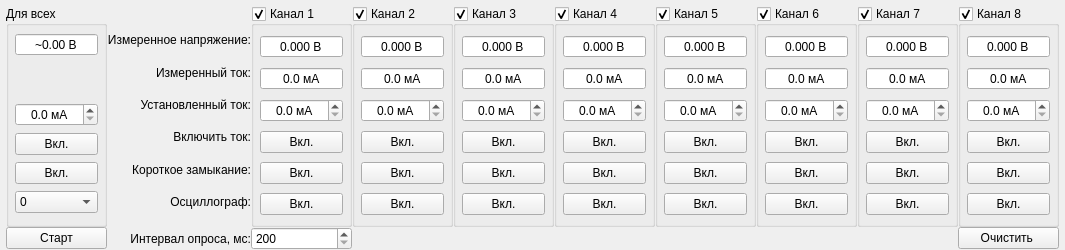
Qt form ElektrosilaV2/measurements.ui (XRay3D/MAN2_GUI) before a commit.
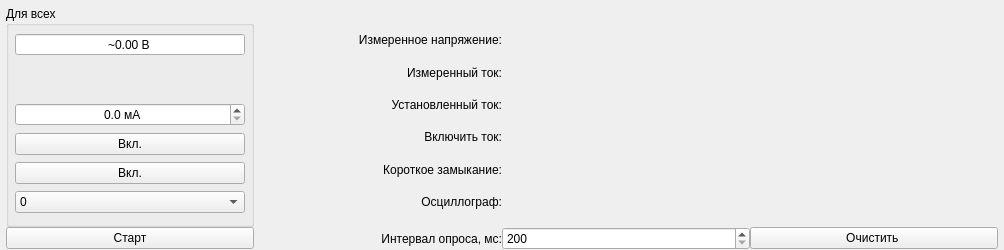
The same form after that commit.

```diff
--- a/ElektrosilaV2/measurements.ui
+++ b/ElektrosilaV2/measurements.ui
@@ -43,6 +43,119 @@
      <property name="bottomMargin">
       <number>0</number>
      </property>
+     <item row="1" column="0">
+      <widget class="QPushButton" name="pbStart">
+       <property name="text">
+        <string>Старт</string>
+       </property>
+       <property name="checkable">
+        <bool>true</bool>
+       </property>
+      </widget>
+     </item>
+     <item row="1" column="2">
+      <widget class="QSpinBox" name="sbTimeout">
+       <property name="minimum">
+        <number>200</number>
+       </property>
+       <property name="maximum">
+        <number>10000</number>
+       </property>
+       <property name="singleStep">
+        <number>10</number>
+       </property>
+      </widget>
+     </item>
+     <item row="1" column="3">
+      <widget class="QPushButton" name="pbClear">
+       <property name="text">
+        <string>Очистить </string>
+       </property>
+      </widget>
+     </item>
+     <item row="0" column="1">
+      <layout class="QVBoxLayout" name="verticalLayout_10">
+       <property name="leftMargin">
+        <number>0</number>
+       </property>
+       <property name="topMargin">
+        <number>18</number>
+       </property>
+       <property name="bottomMargin">
+        <number>9</number>
+       </property>
+       <item>
+        <widget class="QLabel" name="label_2">
+         <property name="text">
+          <string>Измеренное напряжение:</string>
+         </property>
+         <property name="alignment">
+          <set>Qt::AlignRight|Qt::AlignTrailing|Qt::AlignVCenter</set>
+         </property>
+        </widget>
+       </item>
+       <item>
+        <widget class="QLabel" name="label_4">
+         <property name="text">
+          <string>Измеренный ток:</string>
+         </property>
+         <property name="alignment">
+          <set>Qt::AlignRight|Qt::AlignTrailing|Qt::AlignVCenter</set>
+         </property>
+        </widget>
+       </item>
+       <item>
+        <widget class="QLabel" name="label_3">
+         <property name="text">
+          <string>Установленный ток:</string>
+         </property>
+         <property name="alignment">
+          <set>Qt::AlignRight|Qt::AlignTrailing|Qt::AlignVCenter</set>
+         </property>
+        </widget>
+       </item>
+       <item>
+        <widget class="QLabel" name="label_5">
+         <property name="text">
+          <string>Включить ток:</string>
+         </property>
+         <property name="alignment">
+          <set>Qt::AlignRight|Qt::AlignTrailing|Qt::AlignVCenter</set>
+         </property>
+        </widget>
+       </item>
+       <item>
+        <widget class="QLabel" name="label_6">
+         <property name="text">
+          <string>Короткое замыкание:</string>
+         </property>
+         <property name="alignment">
+          <set>Qt::AlignRight|Qt::AlignTrailing|Qt::AlignVCenter</set>
+         </property>
+        </widget>
+       </item>
+       <item>
+        <widget class="QLabel" name="label_7">
+         <property name="text">
+          <string>Осциллограф:</string>
+         </property>
+         <property name="alignment">
+          <set>Qt::AlignRight|Qt::AlignTrailing|Qt::AlignVCenter</set>
+         </property>
+        </widget>
+       </item>
+      </layout>
+     </item>
+     <item row="1" column="1">
+      <widget class="QLabel" name="label">
+       <property name="text">
+        <string>Интервал опроса, мс:</string>
+       </property>
+       <property name="alignment">
+        <set>Qt::AlignRight|Qt::AlignTrailing|Qt::AlignVCenter</set>
+       </property>
+      </widget>
+     </item>
      <item row="0" column="0">
       <widget class="QGroupBox" name="gbChannelAll">
        <property name="title">
@@ -199,1109 +312,6 @@
        </layout>
       </widget>
      </item>
-     <item row="0" column="1">
-      <layout class="QVBoxLayout" name="verticalLayout_10">
-       <property name="leftMargin">
-        <number>0</number>
-       </property>
-       <property name="topMargin">
-        <number>18</number>
-       </property>
-       <property name="bottomMargin">
-        <number>9</number>
-       </property>
-       <item>
-        <widget class="QLabel" name="label_2">
-         <property name="text">
-          <string>Измеренное напряжение:</string>
-         </property>
-         <property name="alignment">
-          <set>Qt::AlignRight|Qt::AlignTrailing|Qt::AlignVCenter</set>
-         </property>
-        </widget>
-       </item>
-       <item>
-        <widget class="QLabel" name="label_4">
-         <property name="text">
-          <string>Измеренный ток:</string>
-         </property>
-         <property name="alignment">
-          <set>Qt::AlignRight|Qt::AlignTrailing|Qt::AlignVCenter</set>
-         </property>
-        </widget>
-       </item>
-       <item>
-        <widget class="QLabel" name="label_3">
-         <property name="text">
-          <string>Установленный ток:</string>
-         </property>
-         <property name="alignment">
-          <set>Qt::AlignRight|Qt::AlignTrailing|Qt::AlignVCenter</set>
-         </property>
-        </widget>
-       </item>
-       <item>
-        <widget class="QLabel" name="label_5">
-         <property name="text">
-          <string>Включить ток:</string>
-         </property>
-         <property name="alignment">
-          <set>Qt::AlignRight|Qt::AlignTrailing|Qt::AlignVCenter</set>
-         </property>
-        </widget>
-       </item>
-       <item>
-        <widget class="QLabel" name="label_6">
-         <property name="text">
-          <string>Короткое замыкание:</string>
-         </property>
-         <property name="alignment">
-          <set>Qt::AlignRight|Qt::AlignTrailing|Qt::AlignVCenter</set>
-         </property>
-        </widget>
-       </item>
-       <item>
-        <widget class="QLabel" name="label_7">
-         <property name="text">
-          <string>Осциллограф:</string>
-         </property>
-         <property name="alignment">
-          <set>Qt::AlignRight|Qt::AlignTrailing|Qt::AlignVCenter</set>
-         </property>
-        </widget>
-       </item>
-      </layout>
-     </item>
-     <item row="0" column="2">
-      <widget class="QGroupBox" name="gbChannel_1">
-       <property name="title">
-        <string>Канал 1</string>
-       </property>
-       <property name="checkable">
-        <bool>true</bool>
-       </property>
-       <layout class="QVBoxLayout" name="verticalLayout_2">
-        <property name="leftMargin">
-         <number>6</number>
-        </property>
-        <property name="topMargin">
-         <number>6</number>
-        </property>
-        <property name="rightMargin">
-         <number>6</number>
-        </property>
-        <property name="bottomMargin">
-         <number>6</number>
-        </property>
-        <item>
-         <widget class="QDoubleSpinBox" name="dsbVoltage_1">
-          <property name="alignment">
-           <set>Qt::AlignCenter</set>
-          </property>
-          <property name="readOnly">
-           <bool>true</bool>
-          </property>
-          <property name="buttonSymbols">
-           <enum>QAbstractSpinBox::NoButtons</enum>
-          </property>
-          <property name="suffix">
-           <string> В</string>
-          </property>
-          <property name="decimals">
-           <number>3</number>
-          </property>
-          <property name="minimum">
-           <double>-99.000000000000000</double>
-          </property>
-          <property name="maximum">
-           <double>99.000000000000000</double>
-          </property>
-         </widget>
-        </item>
-        <item>
-         <widget class="QDoubleSpinBox" name="dsbCurrent_1">
-          <property name="alignment">
-           <set>Qt::AlignCenter</set>
-          </property>
-          <property name="readOnly">
-           <bool>true</bool>
-          </property>
-          <property name="buttonSymbols">
-           <enum>QAbstractSpinBox::NoButtons</enum>
-          </property>
-          <property name="suffix">
-           <string> мA</string>
-          </property>
-          <property name="decimals">
-           <number>1</number>
-          </property>
-          <property name="maximum">
-           <double>4000.000000000000000</double>
-          </property>
-          <property name="singleStep">
-           <double>1.000000000000000</double>
-          </property>
-         </widget>
-        </item>
-        <item>
-         <widget class="QDoubleSpinBox" name="dsbSetCurrent_1">
-          <property name="alignment">
-           <set>Qt::AlignCenter</set>
-          </property>
-          <property name="suffix">
-           <string> мA</string>
-          </property>
-          <property name="decimals">
-           <number>1</number>
-          </property>
-          <property name="maximum">
-           <double>4000.000000000000000</double>
-          </property>
-          <property name="singleStep">
-           <double>1.000000000000000</double>
-          </property>
-         </widget>
-        </item>
-        <item>
-         <widget class="QPushButton" name="pbCurrent_1">
-          <property name="text">
-           <string>Вкл.</string>
-          </property>
-          <property name="checkable">
-           <bool>true</bool>
-          </property>
-         </widget>
-        </item>
-        <item>
-         <widget class="QPushButton" name="pbShort_1">
-          <property name="text">
-           <string>Вкл.</string>
-          </property>
-          <property name="checkable">
-           <bool>true</bool>
-          </property>
-         </widget>
-        </item>
-        <item>
-         <widget class="QPushButton" name="pbOsc_1">
-          <property name="text">
-           <string>Вкл.</string>
-          </property>
-          <property name="checkable">
-           <bool>true</bool>
-          </property>
-         </widget>
-        </item>
-       </layout>
-      </widget>
-     </item>
-     <item row="0" column="3">
-      <widget class="QGroupBox" name="gbChannel_2">
-       <property name="title">
-        <string>Канал 2</string>
-       </property>
-       <property name="checkable">
-        <bool>true</bool>
-       </property>
-       <layout class="QVBoxLayout" name="verticalLayout_3">
-        <property name="leftMargin">
-         <number>6</number>
-        </property>
-        <property name="topMargin">
-         <number>6</number>
-        </property>
-        <property name="rightMargin">
-         <number>6</number>
-        </property>
-        <property name="bottomMargin">
-         <number>6</number>
-        </property>
-        <item>
-         <widget class="QDoubleSpinBox" name="dsbVoltage_2">
-          <property name="alignment">
-           <set>Qt::AlignCenter</set>
-          </property>
-          <property name="readOnly">
-           <bool>true</bool>
-          </property>
-          <property name="buttonSymbols">
-           <enum>QAbstractSpinBox::NoButtons</enum>
-          </property>
-          <property name="suffix">
-           <string> В</string>
-          </property>
-          <property name="decimals">
-           <number>3</number>
-          </property>
-          <property name="minimum">
-           <double>-99.000000000000000</double>
-          </property>
-          <property name="maximum">
-           <double>99.000000000000000</double>
-          </property>
-         </widget>
-        </item>
-        <item>
-         <widget class="QDoubleSpinBox" name="dsbCurrent_2">
-          <property name="alignment">
-           <set>Qt::AlignCenter</set>
-          </property>
-          <property name="readOnly">
-           <bool>true</bool>
-          </property>
-          <property name="buttonSymbols">
-           <enum>QAbstractSpinBox::NoButtons</enum>
-          </property>
-          <property name="suffix">
-           <string> мA</string>
-          </property>
-          <property name="decimals">
-           <number>1</number>
-          </property>
-          <property name="maximum">
-           <double>4000.000000000000000</double>
-          </property>
-          <property name="singleStep">
-           <double>1.000000000000000</double>
-          </property>
-         </widget>
-        </item>
-        <item>
-         <widget class="QDoubleSpinBox" name="dsbSetCurrent_2">
-          <property name="alignment">
-           <set>Qt::AlignCenter</set>
-          </property>
-          <property name="suffix">
-           <string> мA</string>
-          </property>
-          <property name="decimals">
-           <number>1</number>
-          </property>
-          <property name="maximum">
-           <double>4000.000000000000000</double>
-          </property>
-          <property name="singleStep">
-           <double>1.000000000000000</double>
-          </property>
-         </widget>
-        </item>
-        <item>
-         <widget class="QPushButton" name="pbCurrent_2">
-          <property name="text">
-           <string>Вкл.</string>
-          </property>
-          <property name="checkable">
-           <bool>true</bool>
-          </property>
-         </widget>
-        </item>
-        <item>
-         <widget class="QPushButton" name="pbShort_2">
-          <property name="text">
-           <string>Вкл.</string>
-          </property>
-          <property name="checkable">
-           <bool>true</bool>
-          </property>
-         </widget>
-        </item>
-        <item>
-         <widget class="QPushButton" name="pbOsc_2">
-          <property name="text">
-           <string>Вкл.</string>
-          </property>
-          <property name="checkable">
-           <bool>true</bool>
-          </property>
-         </widget>
-        </item>
-       </layout>
-       <zorder>dsbCurrent_2</zorder>
-       <zorder>pbShort_2</zorder>
-       <zorder>pbCurrent_2</zorder>
-       <zorder>pbOsc_2</zorder>
-       <zorder>dsbVoltage_2</zorder>
-       <zorder>dsbSetCurrent_2</zorder>
-      </widget>
-     </item>
-     <item row="0" column="4">
-      <widget class="QGroupBox" name="gbChannel_3">
-       <property name="title">
-        <string>Канал 3</string>
-       </property>
-       <property name="checkable">
-        <bool>true</bool>
-       </property>
-       <layout class="QVBoxLayout" name="verticalLayout_4">
-        <property name="leftMargin">
-         <number>6</number>
-        </property>
-        <property name="topMargin">
-         <number>6</number>
-        </property>
-        <property name="rightMargin">
-         <number>6</number>
-        </property>
-        <property name="bottomMargin">
-         <number>6</number>
-        </property>
-        <item>
-         <widget class="QDoubleSpinBox" name="dsbVoltage_3">
-          <property name="alignment">
-           <set>Qt::AlignCenter</set>
-          </property>
-          <property name="readOnly">
-           <bool>true</bool>
-          </property>
-          <property name="buttonSymbols">
-           <enum>QAbstractSpinBox::NoButtons</enum>
-          </property>
-          <property name="suffix">
-           <string> В</string>
-          </property>
-          <property name="decimals">
-           <number>3</number>
-          </property>
-          <property name="minimum">
-           <double>-99.000000000000000</double>
-          </property>
-          <property name="maximum">
-           <double>99.000000000000000</double>
-          </property>
-         </widget>
-        </item>
-        <item>
-         <widget class="QDoubleSpinBox" name="dsbCurrent_3">
-          <property name="alignment">
-           <set>Qt::AlignCenter</set>
-          </property>
-          <property name="readOnly">
-           <bool>true</bool>
-          </property>
-          <property name="buttonSymbols">
-           <enum>QAbstractSpinBox::NoButtons</enum>
-          </property>
-          <property name="suffix">
-           <string> мA</string>
-          </property>
-          <property name="decimals">
-           <number>1</number>
-          </property>
-          <property name="maximum">
-           <double>4000.000000000000000</double>
-          </property>
-          <property name="singleStep">
-           <double>1.000000000000000</double>
-          </property>
-         </widget>
-        </item>
-        <item>
-         <widget class="QDoubleSpinBox" name="dsbSetCurrent_3">
-          <property name="alignment">
-           <set>Qt::AlignCenter</set>
-          </property>
-          <property name="suffix">
-           <string> мA</string>
-          </property>
-          <property name="decimals">
-           <number>1</number>
-          </property>
-          <property name="maximum">
-           <double>4000.000000000000000</double>
-          </property>
-          <property name="singleStep">
-           <double>1.000000000000000</double>
-          </property>
-         </widget>
-        </item>
-        <item>
-         <widget class="QPushButton" name="pbCurrent_3">
-          <property name="text">
-           <string>Вкл.</string>
-          </property>
-          <property name="checkable">
-           <bool>true</bool>
-          </property>
-         </widget>
-        </item>
-        <item>
-         <widget class="QPushButton" name="pbShort_3">
-          <property name="text">
-           <string>Вкл.</string>
-          </property>
-          <property name="checkable">
-           <bool>true</bool>
-          </property>
-         </widget>
-        </item>
-        <item>
-         <widget class="QPushButton" name="pbOsc_3">
-          <property name="text">
-           <string>Вкл.</string>
-          </property>
-          <property name="checkable">
-           <bool>true</bool>
-          </property>
-         </widget>
-        </item>
-       </layout>
-      </widget>
-     </item>
-     <item row="0" column="5">
-      <widget class="QGroupBox" name="gbChannel_4">
-       <property name="title">
-        <string>Канал 4</string>
-       </property>
-       <property name="checkable">
-        <bool>true</bool>
-       </property>
-       <layout class="QVBoxLayout" name="verticalLayout_5">
-        <property name="leftMargin">
-         <number>6</number>
-        </property>
-        <property name="topMargin">
-         <number>6</number>
-        </property>
-        <property name="rightMargin">
-         <number>6</number>
-        </property>
-        <property name="bottomMargin">
-         <number>6</number>
-        </property>
-        <item>
-         <widget class="QDoubleSpinBox" name="dsbVoltage_4">
-          <property name="alignment">
-           <set>Qt::AlignCenter</set>
-          </property>
-          <property name="readOnly">
-           <bool>true</bool>
-          </property>
-          <property name="buttonSymbols">
-           <enum>QAbstractSpinBox::NoButtons</enum>
-          </property>
-          <property name="suffix">
-           <string> В</string>
-          </property>
-          <property name="decimals">
-           <number>3</number>
-          </property>
-          <property name="minimum">
-           <double>-99.000000000000000</double>
-          </property>
-          <property name="maximum">
-           <double>99.000000000000000</double>
-          </property>
-         </widget>
-        </item>
-        <item>
-         <widget class="QDoubleSpinBox" name="dsbCurrent_4">
-          <property name="alignment">
-           <set>Qt::AlignCenter</set>
-          </property>
-          <property name="readOnly">
-           <bool>true</bool>
-          </property>
-          <property name="buttonSymbols">
-           <enum>QAbstractSpinBox::NoButtons</enum>
-          </property>
-          <property name="suffix">
-           <string> мA</string>
-          </property>
-          <property name="decimals">
-           <number>1</number>
-          </property>
-          <property name="maximum">
-           <double>4000.000000000000000</double>
-          </property>
-          <property name="singleStep">
-           <double>1.000000000000000</double>
-          </property>
-         </widget>
-        </item>
-        <item>
-         <widget class="QDoubleSpinBox" name="dsbSetCurrent_4">
-          <property name="alignment">
-           <set>Qt::AlignCenter</set>
-          </property>
-          <property name="suffix">
-           <string> мA</string>
-          </property>
-          <property name="decimals">
-           <number>1</number>
-          </property>
-          <property name="maximum">
-           <double>4000.000000000000000</double>
-          </property>
-          <property name="singleStep">
-           <double>1.000000000000000</double>
-          </property>
-         </widget>
-        </item>
-        <item>
-         <widget class="QPushButton" name="pbCurrent_4">
-          <property name="text">
-           <string>Вкл.</string>
-          </property>
-          <property name="checkable">
-           <bool>true</bool>
-          </property>
-         </widget>
-        </item>
-        <item>
-         <widget class="QPushButton" name="pbShort_4">
-          <property name="text">
-           <string>Вкл.</string>
-          </property>
-          <property name="checkable">
-           <bool>true</bool>
-          </property>
-         </widget>
-        </item>
-        <item>
-         <widget class="QPushButton" name="pbOsc_4">
-          <property name="text">
-           <string>Вкл.</string>
-          </property>
-          <property name="checkable">
-           <bool>true</bool>
-          </property>
-         </widget>
-        </item>
-       </layout>
-      </widget>
-     </item>
-     <item row="0" column="6">
-      <widget class="QGroupBox" name="gbChannel_5">
-       <property name="title">
-        <string>Канал 5</string>
-       </property>
-       <property name="checkable">
-        <bool>true</bool>
-       </property>
-       <layout class="QVBoxLayout" name="verticalLayout_6">
-        <property name="leftMargin">
-         <number>6</number>
-        </property>
-        <property name="topMargin">
-         <number>6</number>
-        </property>
-        <property name="rightMargin">
-         <number>6</number>
-        </property>
-        <property name="bottomMargin">
-         <number>6</number>
-        </property>
-        <item>
-         <widget class="QDoubleSpinBox" name="dsbVoltage_5">
-          <property name="alignment">
-           <set>Qt::AlignCenter</set>
-          </property>
-          <property name="readOnly">
-           <bool>true</bool>
-          </property>
-          <property name="buttonSymbols">
-           <enum>QAbstractSpinBox::NoButtons</enum>
-          </property>
-          <property name="suffix">
-           <string> В</string>
-          </property>
-          <property name="decimals">
-           <number>3</number>
-          </property>
-          <property name="minimum">
-           <double>-99.000000000000000</double>
-          </property>
-          <property name="maximum">
-           <double>99.000000000000000</double>
-          </property>
-         </widget>
-        </item>
-        <item>
-         <widget class="QDoubleSpinBox" name="dsbCurrent_5">
-          <property name="alignment">
-           <set>Qt::AlignCenter</set>
-          </property>
-          <property name="readOnly">
-           <bool>true</bool>
-          </property>
-          <property name="buttonSymbols">
-           <enum>QAbstractSpinBox::NoButtons</enum>
-          </property>
-          <property name="suffix">
-           <string> мA</string>
-          </property>
-          <property name="decimals">
-           <number>1</number>
-          </property>
-          <property name="maximum">
-           <double>4000.000000000000000</double>
-          </property>
-          <property name="singleStep">
-           <double>1.000000000000000</double>
-          </property>
-         </widget>
-        </item>
-        <item>
-         <widget class="QDoubleSpinBox" name="dsbSetCurrent_5">
-          <property name="alignment">
-           <set>Qt::AlignCenter</set>
-          </property>
-          <property name="suffix">
-           <string> мA</string>
-          </property>
-          <property name="decimals">
-           <number>1</number>
-          </property>
-          <property name="maximum">
-           <double>4000.000000000000000</double>
-          </property>
-          <property name="singleStep">
-           <double>1.000000000000000</double>
-          </property>
-         </widget>
-        </item>
-        <item>
-         <widget class="QPushButton" name="pbCurrent_5">
-          <property name="text">
-           <string>Вкл.</string>
-          </property>
-          <property name="checkable">
-           <bool>true</bool>
-          </property>
-         </widget>
-        </item>
-        <item>
-         <widget class="QPushButton" name="pbShort_5">
-          <property name="text">
-           <string>Вкл.</string>
-          </property>
-          <property name="checkable">
-           <bool>true</bool>
-          </property>
-         </widget>
-        </item>
-        <item>
-         <widget class="QPushButton" name="pbOsc_5">
-          <property name="text">
-           <string>Вкл.</string>
-          </property>
-          <property name="checkable">
-           <bool>true</bool>
-          </property>
-         </widget>
-        </item>
-       </layout>
-      </widget>
-     </item>
-     <item row="0" column="7">
-      <widget class="QGroupBox" name="gbChannel_6">
-       <property name="title">
-        <string>Канал 6</string>
-       </property>
-       <property name="checkable">
-        <bool>true</bool>
-       </property>
-       <layout class="QVBoxLayout" name="verticalLayout_7">
-        <property name="leftMargin">
-         <number>6</number>
-        </property>
-        <property name="topMargin">
-         <number>6</number>
-        </property>
-        <property name="rightMargin">
-         <number>6</number>
-        </property>
-        <property name="bottomMargin">
-         <number>6</number>
-        </property>
-        <item>
-         <widget class="QDoubleSpinBox" name="dsbVoltage_6">
-          <property name="alignment">
-           <set>Qt::AlignCenter</set>
-          </property>
-          <property name="readOnly">
-           <bool>true</bool>
-          </property>
-          <property name="buttonSymbols">
-           <enum>QAbstractSpinBox::NoButtons</enum>
-          </property>
-          <property name="suffix">
-           <string> В</string>
-          </property>
-          <property name="decimals">
-           <number>3</number>
-          </property>
-          <property name="minimum">
-           <double>-99.000000000000000</double>
-          </property>
-          <property name="maximum">
-           <double>99.000000000000000</double>
-          </property>
-         </widget>
-        </item>
-        <item>
-         <widget class="QDoubleSpinBox" name="dsbCurrent_6">
-          <property name="alignment">
-           <set>Qt::AlignCenter</set>
-          </property>
-          <property name="readOnly">
-           <bool>true</bool>
-          </property>
-          <property name="buttonSymbols">
-           <enum>QAbstractSpinBox::NoButtons</enum>
-          </property>
-          <property name="suffix">
-           <string> мA</string>
-          </property>
-          <property name="decimals">
-           <number>1</number>
-          </property>
-          <property name="maximum">
-           <double>4000.000000000000000</double>
-          </property>
-          <property name="singleStep">
-           <double>1.000000000000000</double>
-          </property>
-         </widget>
-        </item>
-        <item>
-         <widget class="QDoubleSpinBox" name="dsbSetCurrent_6">
-          <property name="alignment">
-           <set>Qt::AlignCenter</set>
-          </property>
-          <property name="suffix">
-           <string> мA</string>
-          </property>
-          <property name="decimals">
-           <number>1</number>
-          </property>
-          <property name="maximum">
-           <double>4000.000000000000000</double>
-          </property>
-          <property name="singleStep">
-           <double>1.000000000000000</double>
-          </property>
-         </widget>
-        </item>
-        <item>
-         <widget class="QPushButton" name="pbCurrent_6">
-          <property name="text">
-           <string>Вкл.</string>
-          </property>
-          <property name="checkable">
-           <bool>true</bool>
-          </property>
-         </widget>
-        </item>
-        <item>
-         <widget class="QPushButton" name="pbShort_6">
-          <property name="text">
-           <string>Вкл.</string>
-          </property>
-          <property name="checkable">
-           <bool>true</bool>
-          </property>
-         </widget>
-        </item>
-        <item>
-         <widget class="QPushButton" name="pbOsc_6">
-          <property name="text">
-           <string>Вкл.</string>
-          </property>
-          <property name="checkable">
-           <bool>true</bool>
-          </property>
-         </widget>
-        </item>
-       </layout>
-      </widget>
-     </item>
-     <item row="0" column="8">
-      <widget class="QGroupBox" name="gbChannel_7">
-       <property name="title">
-        <string>Канал 7</string>
-       </property>
-       <property name="checkable">
-        <bool>true</bool>
-       </property>
-       <layout class="QVBoxLayout" name="verticalLayout_8">
-        <property name="leftMargin">
-         <number>6</number>
-        </property>
-        <property name="topMargin">
-         <number>6</number>
-        </property>
-        <property name="rightMargin">
-         <number>6</number>
-        </property>
-        <property name="bottomMargin">
-         <number>6</number>
-        </property>
-        <item>
-         <widget class="QDoubleSpinBox" name="dsbVoltage_7">
-          <property name="alignment">
-           <set>Qt::AlignCenter</set>
-          </property>
-          <property name="readOnly">
-           <bool>true</bool>
-          </property>
-          <property name="buttonSymbols">
-           <enum>QAbstractSpinBox::NoButtons</enum>
-          </property>
-          <property name="suffix">
-           <string> В</string>
-          </property>
-          <property name="decimals">
-           <number>3</number>
-          </property>
-          <property name="minimum">
-           <double>-99.000000000000000</double>
-          </property>
-          <property name="maximum">
-           <double>99.000000000000000</double>
-          </property>
-         </widget>
-        </item>
-        <item>
-         <widget class="QDoubleSpinBox" name="dsbCurrent_7">
-          <property name="alignment">
-           <set>Qt::AlignCenter</set>
-          </property>
-          <property name="readOnly">
-           <bool>true</bool>
-          </property>
-          <property name="buttonSymbols">
-           <enum>QAbstractSpinBox::NoButtons</enum>
-          </property>
-          <property name="suffix">
-           <string> мA</string>
-          </property>
-          <property name="decimals">
-           <number>1</number>
-          </property>
-          <property name="maximum">
-           <double>4000.000000000000000</double>
-          </property>
-          <property name="singleStep">
-           <double>1.000000000000000</double>
-          </property>
-         </widget>
-        </item>
-        <item>
-         <widget class="QDoubleSpinBox" name="dsbSetCurrent_7">
-          <property name="alignment">
-           <set>Qt::AlignCenter</set>
-          </property>
-          <property name="suffix">
-           <string> мA</string>
-          </property>
-          <property name="decimals">
-           <number>1</number>
-          </property>
-          <property name="maximum">
-           <double>4000.000000000000000</double>
-          </property>
-          <property name="singleStep">
-           <double>1.000000000000000</double>
-          </property>
-         </widget>
-        </item>
-        <item>
-         <widget class="QPushButton" name="pbCurrent_7">
-          <property name="text">
-           <string>Вкл.</string>
-          </property>
-          <property name="checkable">
-           <bool>true</bool>
-          </property>
-         </widget>
-        </item>
-        <item>
-         <widget class="QPushButton" name="pbShort_7">
-          <property name="text">
-           <string>Вкл.</string>
-          </property>
-          <property name="checkable">
-           <bool>true</bool>
-          </property>
-         </widget>
-        </item>
-        <item>
-         <widget class="QPushButton" name="pbOsc_7">
-          <property name="text">
-           <string>Вкл.</string>
-          </property>
-          <property name="checkable">
-           <bool>true</bool>
-          </property>
-         </widget>
-        </item>
-       </layout>
-      </widget>
-     </item>
-     <item row="0" column="9">
-      <widget class="QGroupBox" name="gbChannel_8">
-       <property name="title">
-        <string>Канал 8</string>
-       </property>
-       <property name="checkable">
-        <bool>true</bool>
-       </property>
-       <layout class="QVBoxLayout" name="verticalLayout_9">
-        <property name="leftMargin">
-         <number>6</number>
-        </property>
-        <property name="topMargin">
-         <number>6</number>
-        </property>
-        <property name="rightMargin">
-         <number>6</number>
-        </property>
-        <property name="bottomMargin">
-         <number>6</number>
-        </property>
-        <item>
-         <widget class="QDoubleSpinBox" name="dsbVoltage_8">
-          <property name="alignment">
-           <set>Qt::AlignCenter</set>
-          </property>
-          <property name="readOnly">
-           <bool>true</bool>
-          </property>
-          <property name="buttonSymbols">
-           <enum>QAbstractSpinBox::NoButtons</enum>
-          </property>
-          <property name="suffix">
-           <string> В</string>
-          </property>
-          <property name="decimals">
-           <number>3</number>
-          </property>
-          <property name="minimum">
-           <double>-99.000000000000000</double>
-          </property>
-          <property name="maximum">
-           <double>99.000000000000000</double>
-          </property>
-         </widget>
-        </item>
-        <item>
-         <widget class="QDoubleSpinBox" name="dsbCurrent_8">
-          <property name="alignment">
-           <set>Qt::AlignCenter</set>
-          </property>
-          <property name="readOnly">
-           <bool>true</bool>
-          </property>
-          <property name="buttonSymbols">
-           <enum>QAbstractSpinBox::NoButtons</enum>
-          </property>
-          <property name="suffix">
-           <string> мA</string>
-          </property>
-          <property name="decimals">
-           <number>1</number>
-          </property>
-          <property name="maximum">
-           <double>4000.000000000000000</double>
-          </property>
-          <property name="singleStep">
-           <double>1.000000000000000</double>
-          </property>
-         </widget>
-        </item>
-        <item>
-         <widget class="QDoubleSpinBox" name="dsbSetCurrent_8">
-          <property name="alignment">
-           <set>Qt::AlignCenter</set>
-          </property>
-          <property name="suffix">
-           <string> мA</string>
-          </property>
-          <property name="decimals">
-           <number>1</number>
-          </property>
-          <property name="maximum">
-           <double>4000.000000000000000</double>
-          </property>
-          <property name="singleStep">
-           <double>1.000000000000000</double>
-          </property>
-         </widget>
-        </item>
-        <item>
-         <widget class="QPushButton" name="pbCurrent_8">
-          <property name="text">
-           <string>Вкл.</string>
-          </property>
-          <property name="checkable">
-           <bool>true</bool>
-          </property>
-         </widget>
-        </item>
-        <item>
-         <widget class="QPushButton" name="pbShort_8">
-          <property name="text">
-           <string>Вкл.</string>
-          </property>
-          <property name="checkable">
-           <bool>true</bool>
-          </property>
-         </widget>
-        </item>
-        <item>
-         <widget class="QPushButton" name="pbOsc_8">
-          <property name="text">
-           <string>Вкл.</string>
-          </property>
-          <property name="checkable">
-           <bool>true</bool>
-          </property>
-         </widget>
-        </item>
-       </layout>
-      </widget>
-     </item>
-     <item row="1" column="0">
-      <widget class="QPushButton" name="pbStart">
-       <property name="text">
-        <string>Старт</string>
-       </property>
-       <property name="checkable">
-        <bool>true</bool>
-       </property>
-      </widget>
-     </item>
-     <item row="1" column="1">
-      <widget class="QLabel" name="label">
-       <property name="text">
-        <string>Интервал опроса, мс:</string>
-       </property>
-       <property name="alignment">
-        <set>Qt::AlignRight|Qt::AlignTrailing|Qt::AlignVCenter</set>
-       </property>
-      </widget>
-     </item>
-     <item row="1" column="2">
-      <widget class="QSpinBox" name="sbTimeout">
-       <property name="minimum">
-        <number>200</number>
-       </property>
-       <property name="maximum">
-        <number>10000</number>
-       </property>
-       <property name="singleStep">
-        <number>10</number>
-       </property>
-      </widget>
-     </item>
-     <item row="1" column="9">
-      <widget class="QPushButton" name="pbClear">
-       <property name="text">
-        <string>Очистить </string>
-       </property>
-      </widget>
-     </item>
     </layout>
    </item>
   </layout>
```
